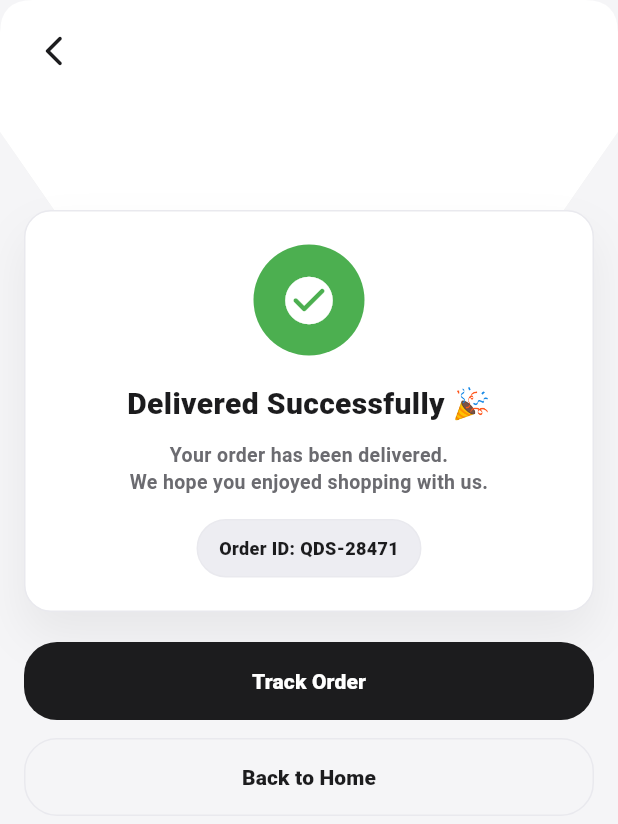
After one commit to a-basitmalik/QDS, a Flutter app: the OrderResultScreen screen opened directly, on a phone screen of 412 x 824 dp. The commit adds this screen. Shown: the top 824 px of the screen. Run offline on Flutter 3.47's test engine with Material 3 defaults, Android fonts, the light colour scheme and no system bars.

Commit message:
Completed First Draft Customer Portal

```diff
--- /dev/null
+++ b/lib/screens/Customer/order_result_screen.dart
@@ -0,0 +1,376 @@
+import 'dart:ui';
+import 'package:flutter/material.dart';
+import '../../theme/app_colors.dart';
+import '../../theme/app_radius.dart';
+import '../../theme/app_shadows.dart';
+import '../../theme/app_text.dart';
+
+enum OrderResultType {
+  delivered,
+  cancelled,
+  refunded,
+}
+
+class OrderResultScreen extends StatefulWidget {
+  final OrderResultType type;
+  final String orderId;
+
+  const OrderResultScreen({
+    super.key,
+    required this.type,
+    required this.orderId,
+  });
+
+  @override
+  State<OrderResultScreen> createState() => _OrderResultScreenState();
+}
+
+class _OrderResultScreenState extends State<OrderResultScreen>
+    with SingleTickerProviderStateMixin {
+  late final AnimationController _ctrl;
+  late final Animation<double> _fade;
+  late final Animation<Offset> _slide;
+
+  @override
+  void initState() {
+    super.initState();
+
+    _ctrl = AnimationController(
+      vsync: this,
+      duration: const Duration(milliseconds: 650),
+    );
+
+    _fade = CurvedAnimation(parent: _ctrl, curve: Curves.easeOut);
+    _slide = Tween<Offset>(
+      begin: const Offset(0, 0.08),
+      end: Offset.zero,
+    ).animate(
+      CurvedAnimation(parent: _ctrl, curve: Curves.easeOutCubic),
+    );
+
+    _ctrl.forward();
+  }
+
+  @override
+  void dispose() {
+    _ctrl.dispose();
+    super.dispose();
+  }
+
+  @override
+  Widget build(BuildContext context) {
+    final topInset = MediaQuery.of(context).padding.top;
+
+    return Scaffold(
+      backgroundColor: AppColors.bg,
+      body: Stack(
+        children: [
+          const _OrderResultTopCap(),
+
+          FadeTransition(
+            opacity: _fade,
+            child: SlideTransition(
+              position: _slide,
+              child: Padding(
+                padding: EdgeInsets.fromLTRB(
+                  16,
+                  140 + topInset,
+                  16,
+                  40,
+                ),
+                child: Column(
+                  crossAxisAlignment: CrossAxisAlignment.stretch,
+                  children: [
+                    _resultCard(),
+                    const SizedBox(height: 20),
+                    _actionButtons(context),
+                  ],
+                ),
+              ),
+            ),
+          ),
+
+          _topBar(context),
+        ],
+      ),
+    );
+  }
+
+  // ───────────────────────── RESULT CARD ─────────────────────────
+
+  Widget _resultCard() {
+    final config = _configFor(widget.type);
+
+    return Container(
+      padding: const EdgeInsets.all(22),
+      decoration: BoxDecoration(
+        color: AppColors.surface,
+        borderRadius: BorderRadius.circular(AppRadius.r18),
+        border: Border.all(color: AppColors.divider),
+        boxShadow: AppShadows.softCard,
+      ),
+      child: Column(
+        children: [
+          Container(
+            width: 74,
+            height: 74,
+            decoration: BoxDecoration(
+              shape: BoxShape.circle,
+              color: config.bg,
+            ),
+            child: Icon(
+              config.icon,
+              size: 38,
+              color: Colors.white,
+            ),
+          ),
+          const SizedBox(height: 18),
+
+          Text(
+            config.title,
+            style: const TextStyle(
+              fontSize: 20,
+              fontWeight: FontWeight.w900,
+              color: AppColors.textDark,
+            ),
+            textAlign: TextAlign.center,
+          ),
+          const SizedBox(height: 10),
+
+          Text(
+            config.message,
+            style: const TextStyle(
+              fontSize: 13,
+              fontWeight: FontWeight.w600,
+              color: AppColors.textMid,
+              height: 1.4,
+            ),
+            textAlign: TextAlign.center,
+          ),
+
+          const SizedBox(height: 16),
+
+          Container(
+            padding: const EdgeInsets.symmetric(horizontal: 14, vertical: 10),
+            decoration: BoxDecoration(
+              color: AppColors.chipFill,
+              borderRadius: BorderRadius.circular(999),
+              border: Border.all(color: AppColors.divider),
+            ),
+            child: Text(
+              "Order ID: ${widget.orderId}",
+              style: const TextStyle(
+                fontSize: 12,
+                fontWeight: FontWeight.w800,
+                color: AppColors.textDark,
+              ),
+            ),
+          ),
+        ],
+      ),
+    );
+  }
+
+  // ───────────────────────── ACTIONS ─────────────────────────
+
+  Widget _actionButtons(BuildContext context) {
+    return Column(
+      children: [
+        if (widget.type == OrderResultType.delivered)
+          _primaryButton(
+            label: "Track Order",
+            onTap: () {
+              // Navigator.push → OrderTrackingScreen
+            },
+          ),
+
+        if (widget.type != OrderResultType.delivered)
+          _primaryButton(
+            label: "Contact Support",
+            onTap: () {},
+          ),
+
+        const SizedBox(height: 12),
+
+        _secondaryButton(
+          label: "Back to Home",
+          onTap: () {
+            Navigator.popUntil(context, (route) => route.isFirst);
+          },
+        ),
+      ],
+    );
+  }
+
+  Widget _primaryButton({
+    required String label,
+    required VoidCallback onTap,
+  }) {
+    return SizedBox(
+      height: 52,
+      width: double.infinity,
+      child: ElevatedButton(
+        onPressed: onTap,
+        style: ElevatedButton.styleFrom(
+          backgroundColor: AppColors.textDark,
+          foregroundColor: Colors.white,
+          shape: RoundedRectangleBorder(
+            borderRadius: BorderRadius.circular(AppRadius.r22),
+          ),
+        ),
+        child: Text(
+          label,
+          style: const TextStyle(
+            fontWeight: FontWeight.w900,
+            fontSize: 14,
+          ),
+        ),
+      ),
+    );
+  }
+
+  Widget _secondaryButton({
+    required String label,
+    required VoidCallback onTap,
+  }) {
+    return SizedBox(
+      height: 52,
+      width: double.infinity,
+      child: OutlinedButton(
+        onPressed: onTap,
+        style: OutlinedButton.styleFrom(
+          side: const BorderSide(color: AppColors.divider),
+          shape: RoundedRectangleBorder(
+            borderRadius: BorderRadius.circular(AppRadius.r22),
+          ),
+        ),
+        child: Text(
+          label,
+          style: const TextStyle(
+            fontWeight: FontWeight.w900,
+            color: AppColors.textDark,
+          ),
+        ),
+      ),
+    );
+  }
+
+  // ───────────────────────── TOP BAR ─────────────────────────
+
+  Widget _topBar(BuildContext context) {
+    return Positioned(
+      top: MediaQuery.of(context).padding.top + 10,
+      left: 12,
+      child: ClipRRect(
+        borderRadius: BorderRadius.circular(999),
+        child: BackdropFilter(
+          filter: ImageFilter.blur(sigmaX: 8, sigmaY: 8),
+          child: IconButton(
+            icon: const Icon(Icons.arrow_back_ios_new_rounded),
+            onPressed: () => Navigator.pop(context),
+          ),
+        ),
+      ),
+    );
+  }
+
+  // ───────────────────────── CONFIG ─────────────────────────
+
+  _ResultConfig _configFor(OrderResultType type) {
+    switch (type) {
+      case OrderResultType.delivered:
+        return _ResultConfig(
+          icon: Icons.check_circle_rounded,
+          bg: Colors.green,
+          title: "Delivered Successfully 🎉",
+          message:
+          "Your order has been delivered.\nWe hope you enjoyed shopping with us.",
+        );
+
+      case OrderResultType.cancelled:
+        return _ResultConfig(
+          icon: Icons.cancel_rounded,
+          bg: Colors.orange,
+          title: "Order Cancelled",
+          message:
+          "Unfortunately this item went out of stock.\nYou were not charged.",
+        );
+
+      case OrderResultType.refunded:
+        return _ResultConfig(
+          icon: Icons.account_balance_wallet_rounded,
+          bg: Colors.blue,
+          title: "Refund Processed",
+          message:
+          "Your amount has been credited to your wallet.\nYou can use it on your next order.",
+        );
+    }
+  }
+}
+
+// ───────────────────────── MODEL ─────────────────────────
+
+class _ResultConfig {
+  final IconData icon;
+  final Color bg;
+  final String title;
+  final String message;
+
+  _ResultConfig({
+    required this.icon,
+    required this.bg,
+    required this.title,
+    required this.message,
+  });
+}
+
+// ───────────────────── TOP CAP ─────────────────────
+
+class _OrderResultTopCap extends StatelessWidget {
+  const _OrderResultTopCap();
+
+  @override
+  Widget build(BuildContext context) {
+    final topInset = MediaQuery.of(context).padding.top;
+
+    return Positioned(
+      top: -topInset,
+      left: 0,
+      right: 0,
+      child: ClipPath(
+        clipper: _HeaderClipper(),
+        child: Container(
+          height: 140 + topInset,
+          decoration: const BoxDecoration(
+            color: Colors.white,
+            boxShadow: AppShadows.topCap,
+          ),
+        ),
+      ),
+    );
+  }
+}
+
+class _HeaderClipper extends CustomClipper<Path> {
+  @override
+  Path getClip(Size size) {
+    final r = 22.0;
+    final slant = 36.0;
+    final cutY = size.height - 52;
+
+    return Path()
+      ..moveTo(r, 0)
+      ..lineTo(size.width - r, 0)
+      ..quadraticBezierTo(size.width, 0, size.width, r)
+      ..lineTo(size.width, cutY)
+      ..lineTo(size.width - slant, size.height)
+      ..lineTo(slant, size.height)
+      ..lineTo(0, cutY)
+      ..lineTo(0, r)
+      ..quadraticBezierTo(0, 0, r, 0)
+      ..close();
+  }
+
+  @override
+  bool shouldReclip(CustomClipper<Path> oldClipper) => false;
+}
--- a/lib/screens/Customer/order_tracking_screen.dart
+++ b/lib/screens/Customer/order_tracking_screen.dart
@@ -4,6 +4,7 @@ import '../../theme/app_colors.dart';
 import '../../theme/app_radius.dart';
 import '../../theme/app_shadows.dart';
 import '../../theme/app_text.dart';
+import 'order_result_screen.dart';
 
 class OrderTrackingScreen extends StatefulWidget {
   const OrderTrackingScreen({super.key});
@@ -18,7 +19,7 @@ class _OrderTrackingScreenState extends State<OrderTrackingScreen>
   late Animation<double> _fade;
   late Animation<Offset> _slide;
 
-  // Demo status index (0–5)
+  /// Demo status index (0–5)
   int currentStep = 3;
 
   final steps = const [
@@ -48,12 +49,36 @@ class _OrderTrackingScreenState extends State<OrderTrackingScreen>
     );
 
     _enterCtrl.forward();
+
+    /// ✅ SAFE POST-BUILD CHECK
+    WidgetsBinding.instance.addPostFrameCallback((_) {
+      _checkAndNavigateResult();
+    });
   }
 
   @override
   void dispose() {
     _enterCtrl.dispose();
     super.dispose();
+  }
+
+  /// ✅ DELIVERY → RESULT LINK
+  void _checkAndNavigateResult() {
+    if (currentStep == steps.length - 1) {
+      Future.delayed(const Duration(milliseconds: 800), () {
+        if (!mounted) return;
+
+        Navigator.pushReplacement(
+          context,
+          MaterialPageRoute(
+            builder: (_) => const OrderResultScreen(
+              type: OrderResultType.delivered,
+              orderId: "QDS-28471",
+            ),
+          ),
+        );
+      });
+    }
   }
 
   @override
@@ -87,10 +112,8 @@ class _OrderTrackingScreenState extends State<OrderTrackingScreen>
             children: [
               _orderHeader(),
               const SizedBox(height: 18),
-
               _timeline(),
               const SizedBox(height: 24),
-
               _liveRiderCard(),
             ],
           ),
@@ -115,10 +138,7 @@ class _OrderTrackingScreenState extends State<OrderTrackingScreen>
         children: const [
           Text(
             "Order #QDS-28471",
-            style: TextStyle(
-              fontSize: 18,
-              fontWeight: FontWeight.w900,
-            ),
+            style: TextStyle(fontSize: 18, fontWeight: FontWeight.w900),
           ),
           SizedBox(height: 6),
           Text(
@@ -163,19 +183,16 @@ class _OrderTrackingScreenState extends State<OrderTrackingScreen>
                       shape: BoxShape.circle,
                     ),
                     child: done
-                        ? const Icon(
-                      Icons.check,
-                      size: 12,
-                      color: Colors.white,
-                    )
+                        ? const Icon(Icons.check, size: 12, color: Colors.white)
                         : null,
                   ),
                   if (!last)
                     Container(
                       width: 2,
                       height: 42,
-                      color:
-                      done ? AppColors.textDark : AppColors.divider,
+                      color: done
+                          ? AppColors.textDark
+                          : AppColors.divider,
                     ),
                 ],
               ),
@@ -189,9 +206,8 @@ class _OrderTrackingScreenState extends State<OrderTrackingScreen>
                       fontSize: 14,
                       fontWeight:
                       done ? FontWeight.w800 : FontWeight.w600,
-                      color: done
-                          ? AppColors.textDark
-                          : AppColors.textMid,
+                      color:
+                      done ? AppColors.textDark : AppColors.textMid,
                     ),
                   ),
                 ),
@@ -234,10 +250,7 @@ class _OrderTrackingScreenState extends State<OrderTrackingScreen>
               children: const [
                 Text(
                   "Rider: Ali Khan",
-                  style: TextStyle(
-                    fontWeight: FontWeight.w900,
-                    fontSize: 14,
-                  ),
+                  style: TextStyle(fontWeight: FontWeight.w900),
                 ),
                 SizedBox(height: 4),
                 Text(
@@ -276,10 +289,7 @@ class _OrderTrackingScreenState extends State<OrderTrackingScreen>
           const Spacer(),
           const Text(
             "Order Tracking",
-            style: TextStyle(
-              fontSize: 18,
-              fontWeight: FontWeight.w900,
-            ),
+            style: TextStyle(fontSize: 18, fontWeight: FontWeight.w900),
           ),
           const Spacer(),
           const SizedBox(width: 40),
@@ -288,18 +298,12 @@ class _OrderTrackingScreenState extends State<OrderTrackingScreen>
     );
   }
 
-  Widget _blurBtn({
-    required IconData icon,
-    required VoidCallback onTap,
-  }) {
+  Widget _blurBtn({required IconData icon, required VoidCallback onTap}) {
     return ClipRRect(
       borderRadius: BorderRadius.circular(999),
       child: BackdropFilter(
         filter: ImageFilter.blur(sigmaX: 8, sigmaY: 8),
-        child: IconButton(
-          onPressed: onTap,
-          icon: Icon(icon),
-        ),
+        child: IconButton(onPressed: onTap, icon: Icon(icon)),
       ),
     );
   }
@@ -331,7 +335,8 @@ class _OrderTrackingScreenState extends State<OrderTrackingScreen>
                       child: OutlinedButton(
                         onPressed: () {},
                         style: OutlinedButton.styleFrom(
-                          side: const BorderSide(color: Colors.white54),
+                          side:
+                          const BorderSide(color: Colors.white54),
                           foregroundColor: Colors.white,
                           shape: RoundedRectangleBorder(
                             borderRadius:
@@ -340,7 +345,8 @@ class _OrderTrackingScreenState extends State<OrderTrackingScreen>
                         ),
                         child: const Text(
                           "Call Shop",
-                          style: TextStyle(fontWeight: FontWeight.w900),
+                          style:
+                          TextStyle(fontWeight: FontWeight.w900),
                         ),
                       ),
                     ),
@@ -358,7 +364,8 @@ class _OrderTrackingScreenState extends State<OrderTrackingScreen>
                         ),
                         child: const Text(
                           "Call Rider",
-                          style: TextStyle(fontWeight: FontWeight.w900),
+                          style:
+                          TextStyle(fontWeight: FontWeight.w900),
                         ),
                       ),
                     ),
```
